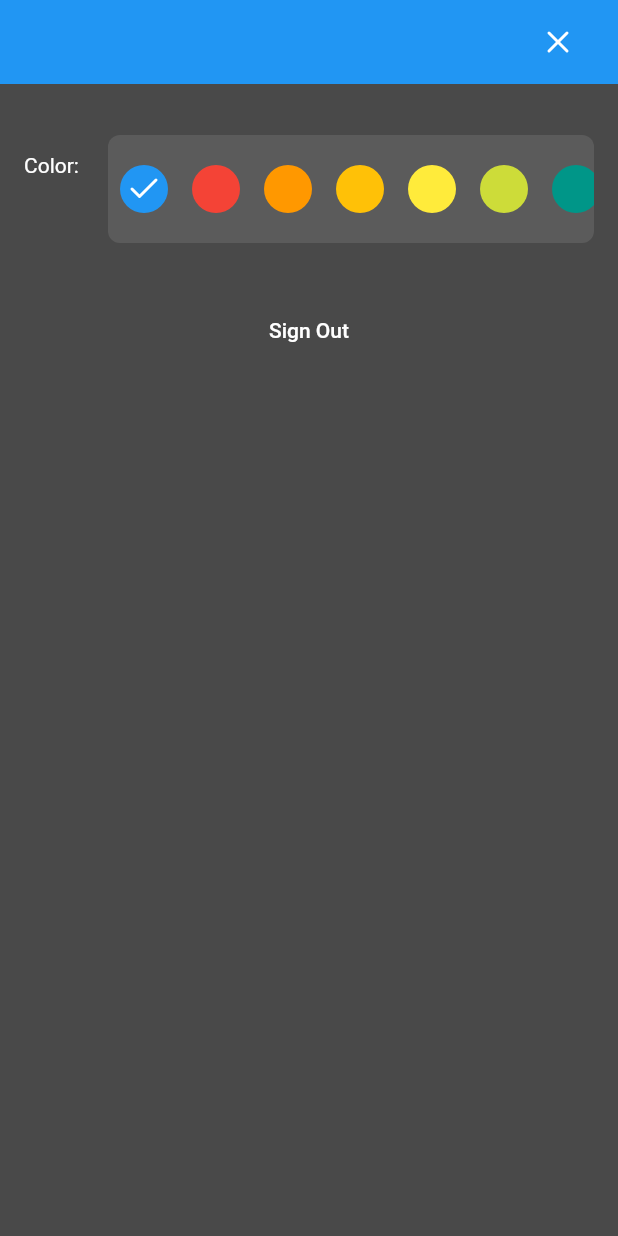
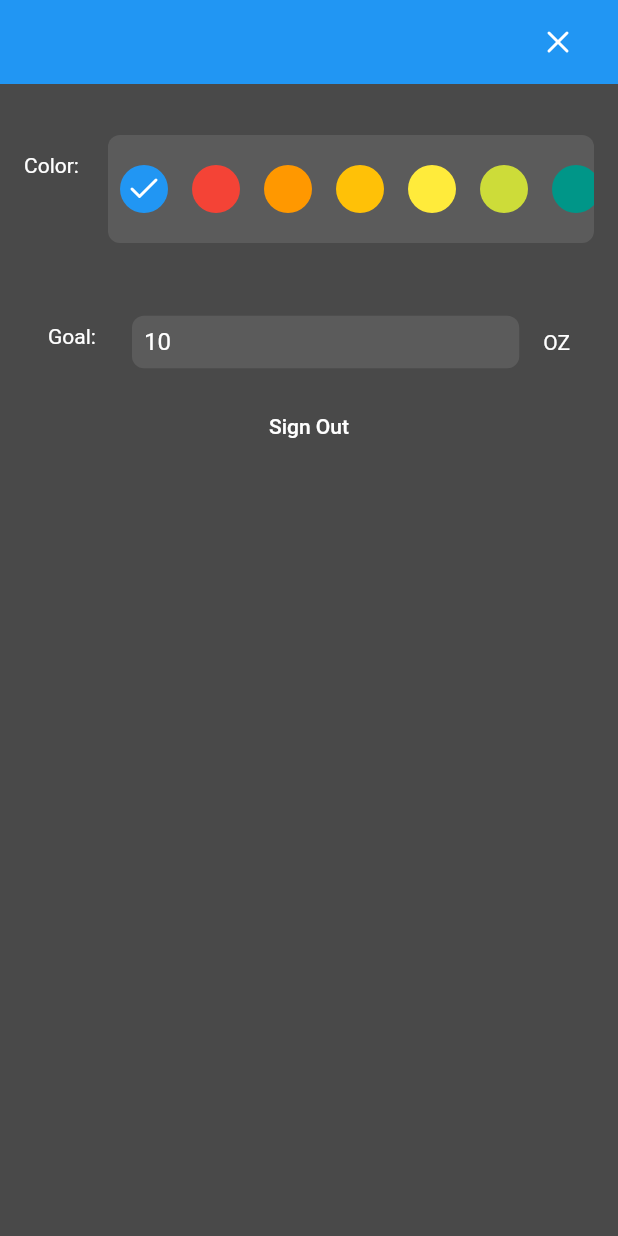
Before and after one commit to emmanuelrocha001/water, a Flutter app: the OverviewScreen screen opened by its route, after a tap on an icon or button, on a phone screen of 412 x 824 dp. Run offline on Flutter 3.47's test engine with Material 2 defaults, Android fonts, the phone set to English and light mode, and no system bars; our stand-ins replace flushbar, flutter_vector_icons.

Commit message:
goal mockup input added

```diff
--- /dev/null
+++ b/lib/widgets/settings/goal_input.dart
@@ -0,0 +1,102 @@
+import 'package:flutter/material.dart';
+import 'package:flutter_vector_icons/flutter_vector_icons.dart';
+import '../../app_colors.dart';
+
+class GoalInput extends StatefulWidget {
+  @override
+  _GoalInputState createState() => _GoalInputState();
+}
+
+class _GoalInputState extends State<GoalInput> {
+
+  final _formKey = GlobalKey<FormState>();
+  var _edit = false;
+
+
+  @override
+  Widget build(BuildContext context) {
+    final styleTheme = Theme.of(context);
+
+    return ListTile(
+      title: Form(
+        key: _formKey,
+        child: !_edit ? ListTile(
+          leading: Text( 'Goal:', style: TextStyle( color: Colors.white,)),
+          title: Container(
+            padding: EdgeInsets.all(8),
+            child: Text( '10', style: TextStyle( color: Colors.white,)),
+            decoration: BoxDecoration(
+              color: AppColors.SECONDARY_DARK,
+              borderRadius: BorderRadius.circular(8),
+            ),
+          ),
+          trailing: Text( 'OZ', style: TextStyle( color: Colors.white,)),
+          onTap: () {
+            setState(() {
+              _edit = true;
+            });
+          },
+        ) : TextFormField(
+          style: TextStyle(
+            color: Colors.white,
+          ),
+          autofocus: true,
+          decoration: InputDecoration(
+            labelText: 'Goal:',
+            labelStyle: TextStyle(color: Colors.white),
+            hintText: '',
+
+            suffix: Container(
+              // color: Colors.yellow,
+              width: 200,
+              child: Row(
+                mainAxisAlignment: MainAxisAlignment.center,
+                children: [
+                  Container(
+                    color: AppColors.SECONDARY_DARK,
+                    margin: EdgeInsets.all(8.0),
+                    child: FlatButton(
+                      child: Text( 'CANCEL', style: TextStyle( color: Colors.white,)),
+                      onPressed: () {
+                        setState(() {
+                          _edit = false;
+                        });
+                      },
+                    ),
+
+                  ),
+                  Container(
+                    margin: EdgeInsets.all(8.0),
+                    color: styleTheme.primaryColor,
+                    child: FlatButton(
+                      child: Text( 'DONE', style: TextStyle( color: Colors.white,)),
+                      onPressed: () {
+                        _edit = false;
+                      },
+                    ),
+
+                  ),
+
+
+                ],
+              ),
+            ),
+            isDense: true,
+
+            hintStyle: TextStyle(
+              color: Colors.white,
+            ),
+            border: UnderlineInputBorder(
+              borderRadius: BorderRadius.circular(8),
+              borderSide: BorderSide(color: styleTheme.primaryColor),
+            ),
+            enabledBorder: OutlineInputBorder(
+              borderRadius: BorderRadius.circular(8),
+              borderSide: BorderSide.none,
+            ),
+          ),
+        ),
+      ),
+    );
+  }
+}
--- a/lib/widgets/settings/menu.dart
+++ b/lib/widgets/settings/menu.dart
@@ -3,6 +3,8 @@ import 'package:flutter/material.dart';
 import 'package:flutter_vector_icons/flutter_vector_icons.dart';
 import '../../screens/authentication_screen.dart';
 import './color_picker.dart';
+import './goal_input.dart';
+
 class Menu extends StatelessWidget {
 
   void _logOut(BuildContext context) {
@@ -37,7 +39,7 @@ class Menu extends StatelessWidget {
           title: ColorPicker()
         ),
         SizedBox(height: 30,),
-
+        GoalInput(),
 
         FlatButton(
           onPressed: () {
```
